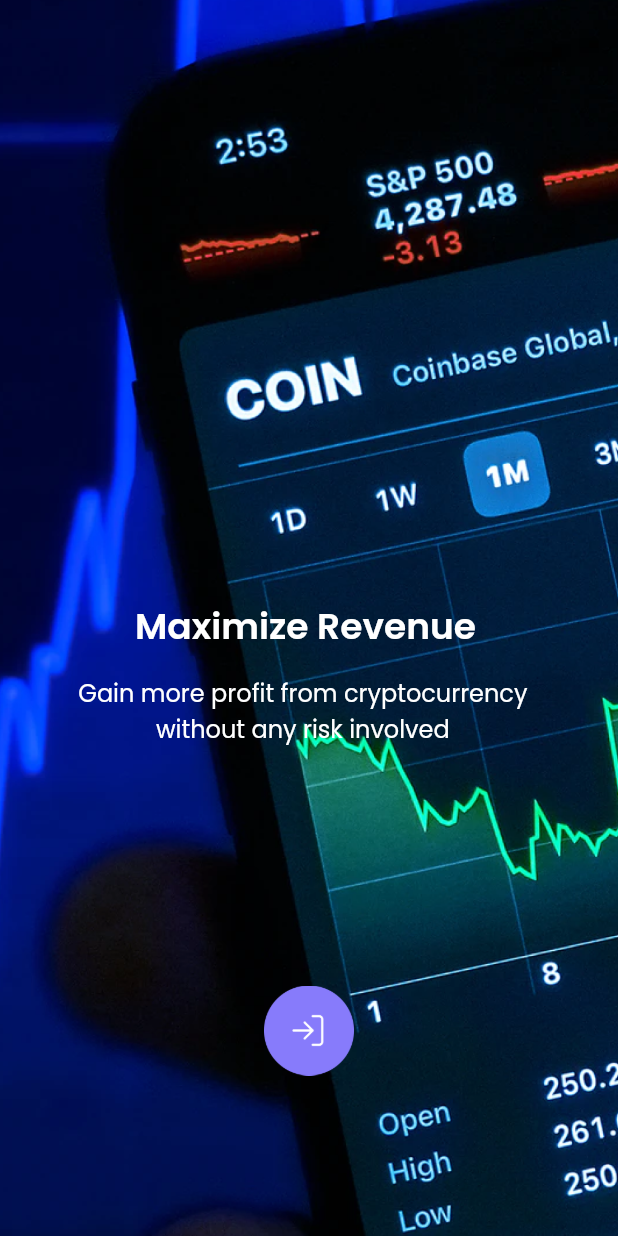
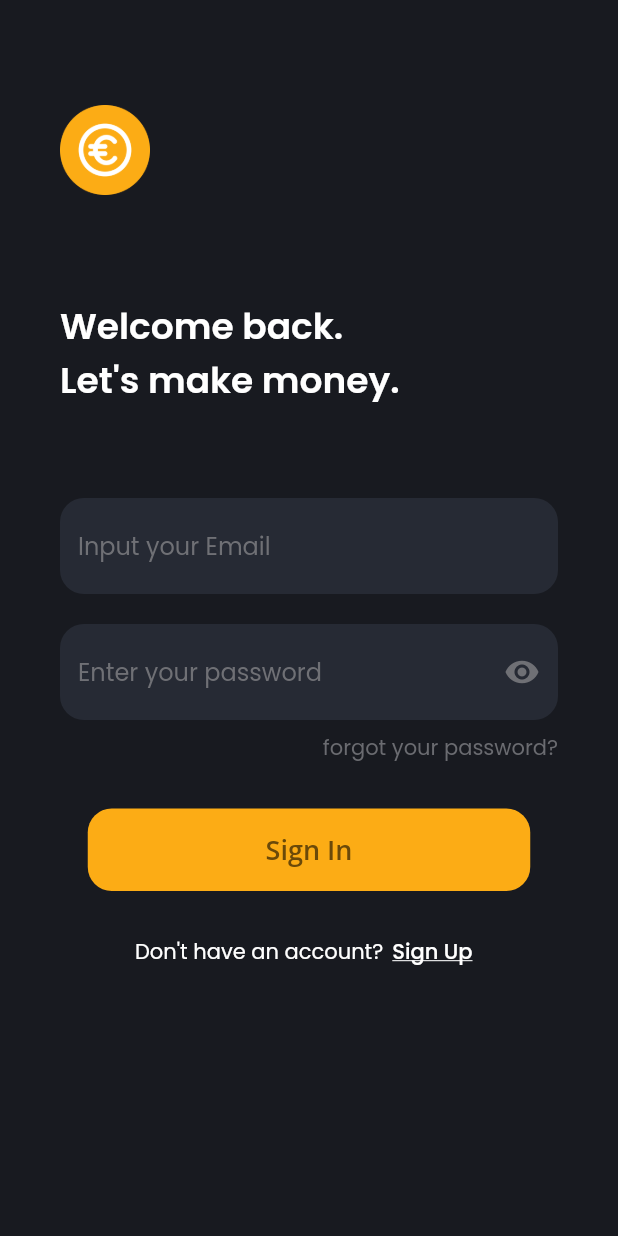
Before and after one commit to davadaviar/intro-flutter, a Flutter app: the screen it shows after launch, on a phone screen of 412 x 824 dp. Run offline on Flutter 3.47's test engine with Material 2 defaults, Android fonts, the phone set to English and light mode, and no system bars; our stand-ins replace google_fonts.

Commit message:
Add first sign in page

```diff
--- a/lib/main.dart
+++ b/lib/main.dart
@@ -1,4 +1,5 @@
 import 'package:flutter/material.dart';
+import 'package:flutterday_one/pages/first_signin.dart';
 import 'package:flutterday_one/pages/first_splashscreen.dart';
 import 'package:flutterday_one/pages/second_splashscreen.dart';
 import 'package:flutterday_one/pages/started_page.dart';
@@ -10,7 +11,7 @@
   Widget build(BuildContext context) {
     return MaterialApp(
       debugShowCheckedModeBanner: false,
-      home: StartedPage(),
+      home: FirstSignIn(),
     );
   }
 }
--- /dev/null
+++ b/lib/pages/first_signin.dart
@@ -0,0 +1,132 @@
+import 'package:flutter/material.dart';
+import 'package:google_fonts/google_fonts.dart';
+
+class FirstSignIn extends StatelessWidget {
+  @override
+  Widget build(BuildContext context) {
+    return Scaffold(
+      backgroundColor: Color(0xff181A20),
+      body: Padding(
+        padding: const EdgeInsets.only(top: 70, left: 40, right: 40),
+        child: SingleChildScrollView(
+          child: Column(
+            crossAxisAlignment: CrossAxisAlignment.start,
+            children: [
+              Image.asset(
+                'assets/coin_icon.png',
+                width: 60,
+              ),
+              SizedBox(height: 70),
+              Text(
+                'Welcome back. \nLet\'s make money.',
+                style: GoogleFonts.poppins(
+                  color: Colors.white,
+                  fontSize: 24,
+                  fontWeight: FontWeight.w600,
+                ),
+              ),
+              SizedBox(
+                height: 60,
+              ),
+              TextFormField(
+                style: GoogleFonts.poppins(color: Color(0xffffffff)),
+                decoration: InputDecoration(
+                    fillColor: Color(0xff262A34),
+                    filled: true,
+                    border: OutlineInputBorder(
+                      borderRadius: BorderRadius.circular(16),
+                      borderSide: BorderSide.none,
+                    ),
+                    hintText: 'Input your Email',
+                    hintStyle: GoogleFonts.poppins(
+                      color: Color(0xff6F7075),
+                    )),
+              ),
+              SizedBox(height: 20),
+              TextFormField(
+                obscureText: true,
+                style: GoogleFonts.poppins(color: Color(0xffffffff)),
+                decoration: InputDecoration(
+                  fillColor: Color(0xff262A34),
+                  filled: true,
+                  border: OutlineInputBorder(
+                    borderRadius: BorderRadius.circular(16),
+                    borderSide: BorderSide.none,
+                  ),
+                  hintText: 'Enter your password',
+                  hintStyle: GoogleFonts.poppins(
+                    color: Color(0xff6F7075),
+                  ),
+                  suffixIcon: Icon(
+                    Icons.visibility,
+                    color: Color(0xff6F7075),
+                  ),
+                ),
+              ),
+              SizedBox(height: 8),
+              Container(
+                alignment: Alignment(1, 1),
+                child: Text(
+                  'forgot your password?',
+                  style: GoogleFonts.poppins(
+                    color: Color(0xff6A6B70),
+                  ),
+                ),
+              ),
+              SizedBox(
+                height: 30,
+              ),
+              Center(
+                child: Container(
+                  width: 295,
+                  height: 55,
+                  child: TextButton(
+                    style: TextButton.styleFrom(
+                      backgroundColor: Color(0xffFCAC15),
+                      shape: RoundedRectangleBorder(
+                          borderRadius: BorderRadius.circular(16)),
+                    ),
+                    onPressed: () {},
+                    child: Text('Sign In',
+                        style: GoogleFonts.openSans(
+                            color: Color(0xff6B4909),
+                            fontSize: 18,
+                            fontWeight: FontWeight.w600)),
+                  ),
+                ),
+              ),
+              Padding(
+                padding: const EdgeInsets.only(
+                  top: 30,
+                  left: 50,
+                  right: 30,
+                ),
+                child: Row(
+                  children: [
+                    Text(
+                      'Don\'t have an account?',
+                      style: GoogleFonts.poppins(
+                        color: Colors.white,
+                      ),
+                    ),
+                    SizedBox(
+                      width: 6,
+                    ),
+                    Text(
+                      'Sign Up',
+                      style: GoogleFonts.poppins(
+                        color: Colors.white,
+                        fontWeight: FontWeight.w500,
+                        decoration: TextDecoration.underline,
+                      ),
+                    ),
+                  ],
+                ),
+              ),
+            ],
+          ),
+        ),
+      ),
+    );
+  }
+}
```
Also changed, not shown: assets/coin_icon.png (added).
